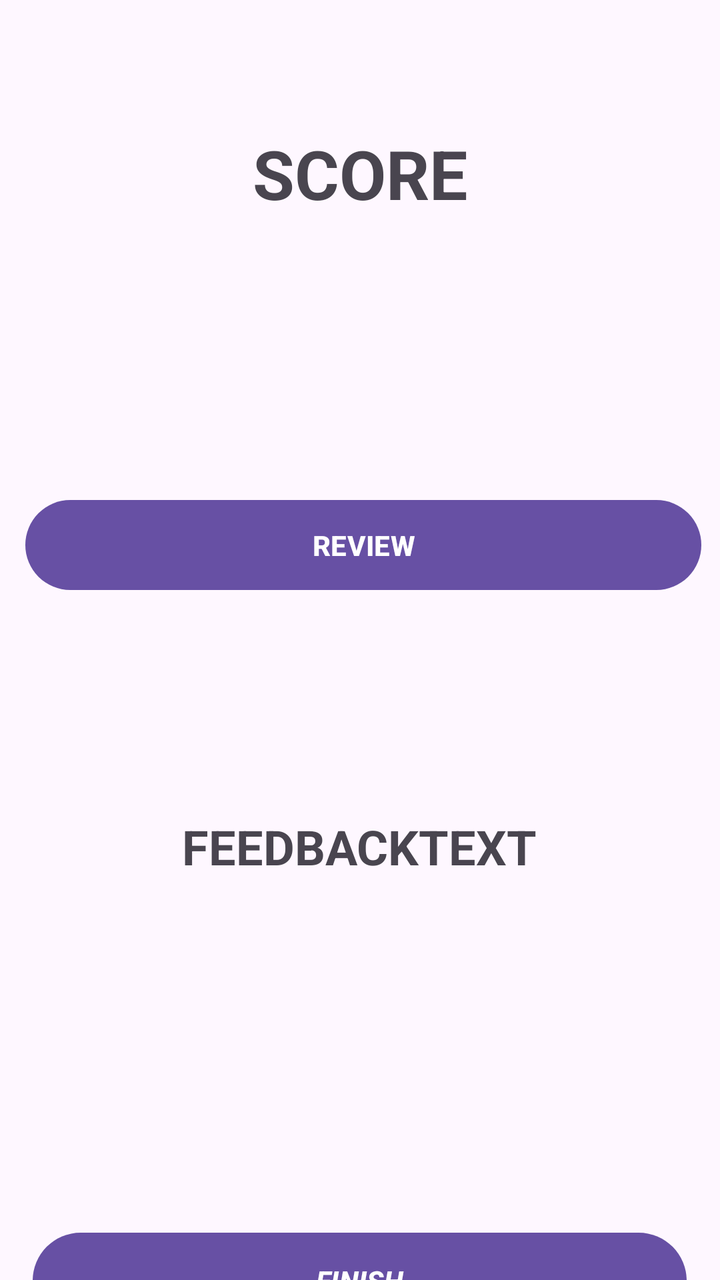
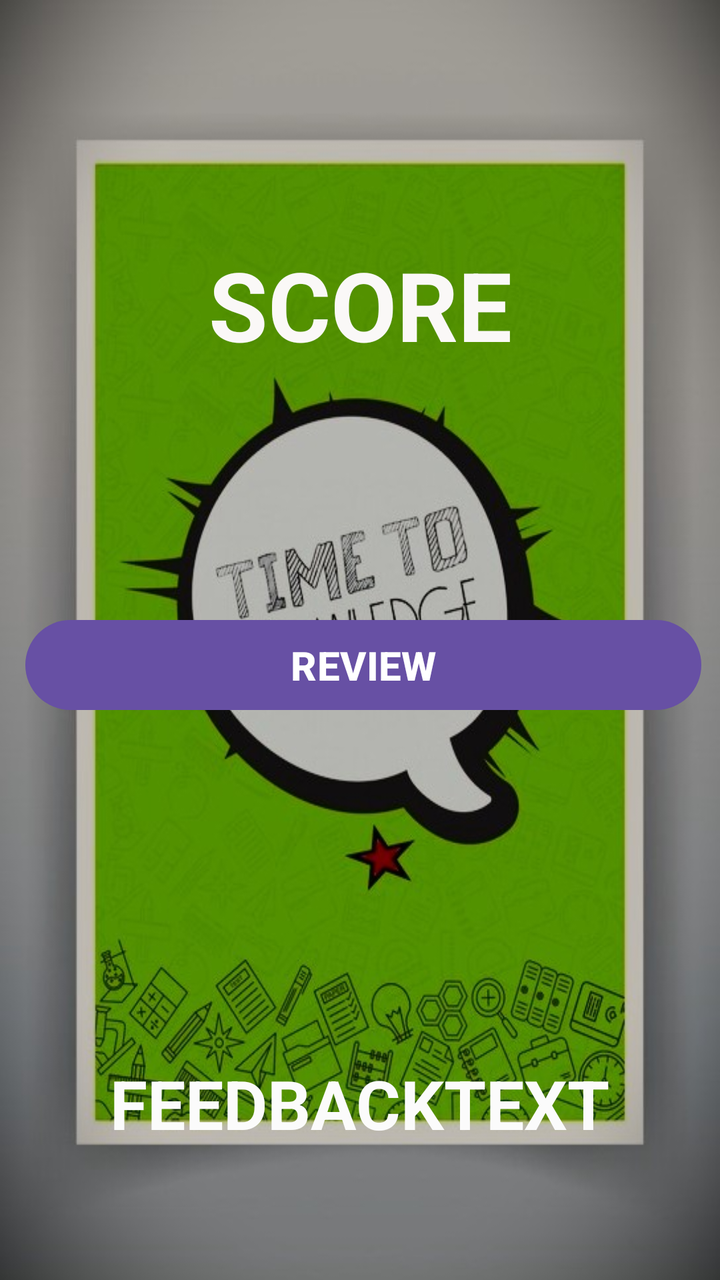

Compare the two renders of this Android layout. The source of the first and the diff that turns it into the second are given below.
<!-- AndroidManifest.xml: application theme Theme.MyFlashCardApp -->
<!-- res/layout/activity_score.xml -->
<?xml version="1.0" encoding="utf-8"?>
<androidx.constraintlayout.widget.ConstraintLayout xmlns:android="http://schemas.android.com/apk/res/android"
    xmlns:app="http://schemas.android.com/apk/res-auto"
    xmlns:tools="http://schemas.android.com/tools"
    android:id="@+id/main"
    android:layout_width="match_parent"
    android:layout_height="match_parent"
    tools:context=".ScoreActivity">

    <TextView
        android:id="@+id/textView5"
        android:layout_width="227dp"
        android:layout_height="94dp"
        android:layout_marginTop="64dp"
        android:text="score"
        android:textAlignment="center"
        android:textAllCaps="true"
        android:textSize="34sp"
        android:textStyle="bold"
        app:layout_constraintEnd_toEndOf="parent"
        app:layout_constraintStart_toStartOf="parent"
        app:layout_constraintTop_toTopOf="parent" />

    <TextView
        android:id="@+id/textView6"
        android:layout_width="256dp"
        android:layout_height="141dp"
        android:layout_marginTop="108dp"
        android:text="feedbackText"
        android:textAlignment="center"
        android:textAllCaps="true"
        android:textSize="24sp"
        android:textStyle="bold"
        app:layout_constraintEnd_toEndOf="parent"
        app:layout_constraintHorizontal_bias="0.496"
        app:layout_constraintStart_toStartOf="parent"
        app:layout_constraintTop_toBottomOf="@+id/button5" />

    <Button
        android:id="@+id/button5"
        android:layout_width="338dp"
        android:layout_height="53dp"
        android:layout_marginTop="88dp"
        android:text="Review"
        android:textAlignment="center"
        android:textAllCaps="true"
        android:textStyle="bold"
        app:layout_constraintEnd_toEndOf="parent"
        app:layout_constraintHorizontal_bias="0.575"
        app:layout_constraintStart_toStartOf="parent"
        app:layout_constraintTop_toBottomOf="@+id/textView5" />

    <Button
        android:id="@+id/button6"
        android:layout_width="327dp"
        android:layout_height="56dp"
        android:layout_marginTop="84dp"
        android:text="finish"
        android:textAlignment="center"
        android:textAllCaps="true"
        android:textStyle="bold|italic"
        app:layout_constraintBottom_toBottomOf="parent"
        app:layout_constraintEnd_toEndOf="parent"
        app:layout_constraintHorizontal_bias="0.498"
        app:layout_constraintStart_toStartOf="parent"
        app:layout_constraintTop_toBottomOf="@+id/textView6"
        app:layout_constraintVertical_bias="0.413" />
</androidx.constraintlayout.widget.ConstraintLayout>
<!-- resources referenced by this layout -->
<resources>
  <style name="Theme.MyFlashCardApp" parent="Base.Theme.MyFlashCardApp" />
  <style name="Base.Theme.MyFlashCardApp" parent="Theme.Material3.DayNight.NoActionBar">
          
          
      </style>
</resources>

<!-- the commit's change to res/layout/activity_score.xml (unified diff, before → after) -->
@@ -5,17 +5,21 @@
     android:id="@+id/main"
     android:layout_width="match_parent"
     android:layout_height="match_parent"
+    android:background="@drawable/backschoolvector"
     tools:context=".ScoreActivity">
 
     <TextView
         android:id="@+id/textView5"
-        android:layout_width="227dp"
-        android:layout_height="94dp"
-        android:layout_marginTop="64dp"
+        android:layout_width="255dp"
+        android:layout_height="98dp"
+        android:layout_marginStart="16dp"
+        android:layout_marginTop="120dp"
+        android:layout_marginEnd="16dp"
         android:text="score"
         android:textAlignment="center"
         android:textAllCaps="true"
-        android:textSize="34sp"
+        android:textColor="#FAF8F7"
+        android:textSize="48sp"
         android:textStyle="bold"
         app:layout_constraintEnd_toEndOf="parent"
         app:layout_constraintStart_toStartOf="parent"
@@ -23,13 +27,16 @@
 
     <TextView
         android:id="@+id/textView6"
-        android:layout_width="256dp"
-        android:layout_height="141dp"
-        android:layout_marginTop="108dp"
+        android:layout_width="269dp"
+        android:layout_height="93dp"
+        android:layout_marginStart="8dp"
+        android:layout_marginTop="170dp"
+        android:layout_marginEnd="8dp"
         android:text="feedbackText"
         android:textAlignment="center"
         android:textAllCaps="true"
-        android:textSize="24sp"
+        android:textColor="#FBFBFB"
+        android:textSize="34sp"
         android:textStyle="bold"
         app:layout_constraintEnd_toEndOf="parent"
         app:layout_constraintHorizontal_bias="0.496"
@@ -44,6 +51,7 @@
         android:text="Review"
         android:textAlignment="center"
         android:textAllCaps="true"
+        android:textSize="20sp"
         android:textStyle="bold"
         app:layout_constraintEnd_toEndOf="parent"
         app:layout_constraintHorizontal_bias="0.575"
@@ -52,9 +60,12 @@
 
     <Button
         android:id="@+id/button6"
-        android:layout_width="327dp"
-        android:layout_height="56dp"
-        android:layout_marginTop="84dp"
+        android:layout_width="331dp"
+        android:layout_height="62dp"
+        android:layout_marginStart="8dp"
+        android:layout_marginTop="32dp"
+        android:layout_marginEnd="8dp"
+        android:layout_marginBottom="24dp"
         android:text="finish"
         android:textAlignment="center"
         android:textAllCaps="true"
<!-- resource entries referenced after the edit -->
@@ -1,5 +1,6 @@
 <!-- resources referenced by this layout -->
 <resources>
+  <!-- drawable backschoolvector: jpg bitmap (drawable, 74417 bytes) -->
   <style name="Theme.MyFlashCardApp" parent="Base.Theme.MyFlashCardApp" />
   <style name="Base.Theme.MyFlashCardApp" parent="Theme.Material3.DayNight.NoActionBar">
           
